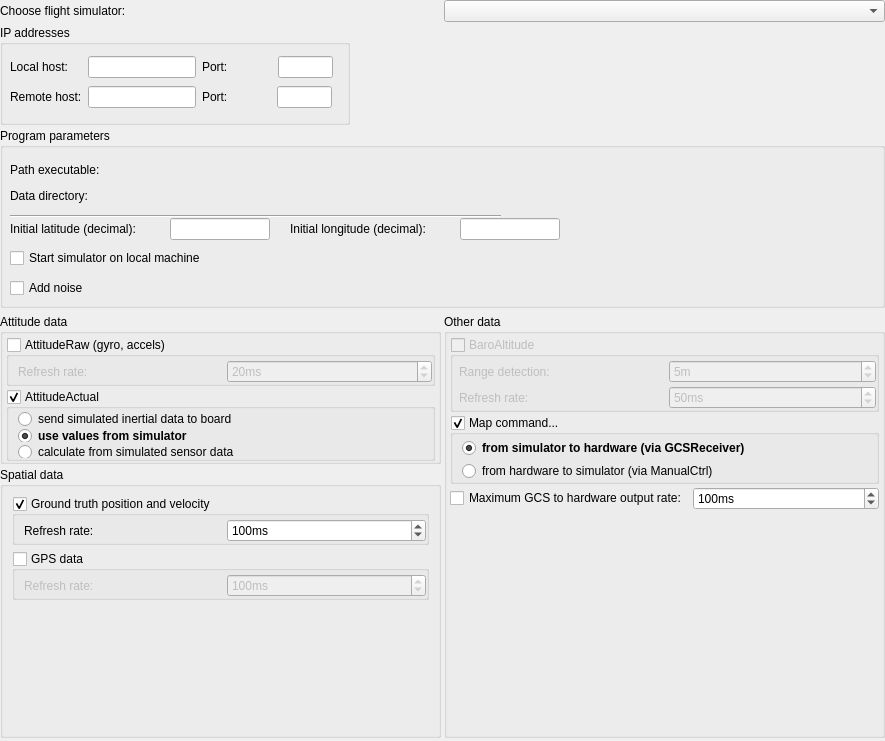
openpilot/OpenPilot, file ground/openpilotgcs/src/plugins/hitl/hitloptionspage.ui: the form before one commit.
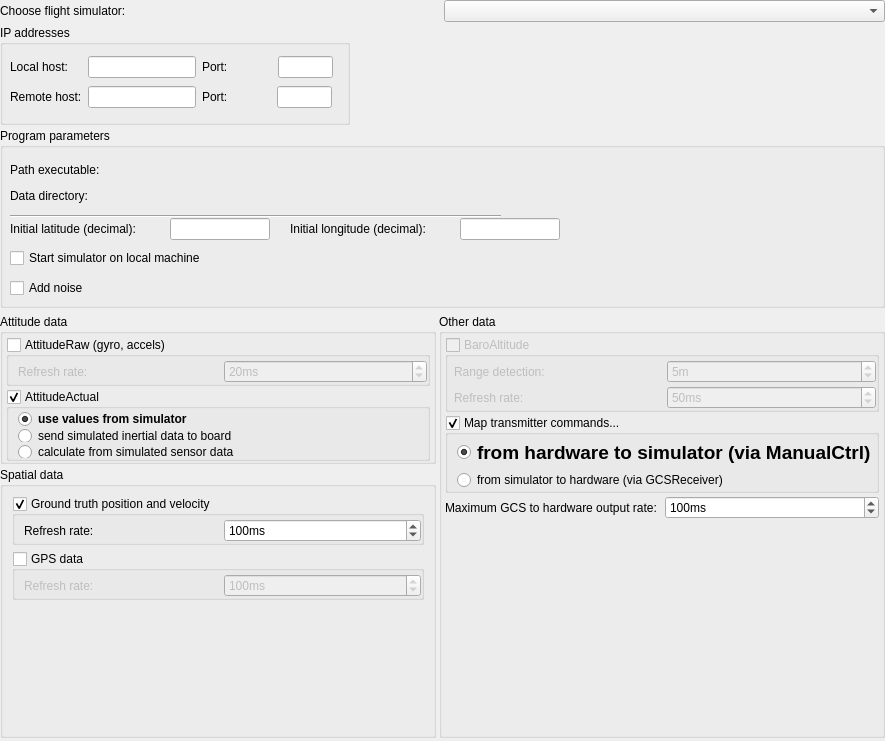
The form after the commit. Custom widgets are drawn as their Qt base class.

Commit message: Implemented gcsReceiver.

Patch:
```diff
--- a/ground/openpilotgcs/src/plugins/hitl/hitloptionspage.ui
+++ b/ground/openpilotgcs/src/plugins/hitl/hitloptionspage.ui
@@ -588,13 +588,6 @@
              <property name="bottomMargin">
               <number>0</number>
              </property>
-             <item>
-              <widget class="QRadioButton" name="attActHW">
-               <property name="text">
-                <string>send simulated inertial data to board</string>
-               </property>
-              </widget>
-             </item>
              <item>
               <widget class="QRadioButton" name="attActSim">
                <property name="font">
@@ -614,6 +607,13 @@
                </property>
               </widget>
              </item>
+             <item>
+              <widget class="QRadioButton" name="attActHW">
+               <property name="text">
+                <string>send simulated inertial data to board</string>
+               </property>
+              </widget>
+             </item>
              <item>
               <widget class="QRadioButton" name="attActCalc">
                <property name="toolTip">
@@ -927,7 +927,7 @@
              <bool>true</bool>
             </property>
             <property name="title">
-             <string>Map command...</string>
+             <string>Map transmitter commands...</string>
             </property>
             <property name="flat">
              <bool>true</bool>
@@ -951,30 +951,34 @@
              <property name="bottomMargin">
               <number>0</number>
              </property>
-             <item>
-              <widget class="QRadioButton" name="gcsReceiverRadioButton">
-               <property name="font">
-                <font>
-                 <weight>75</weight>
-                 <bold>true</bold>
-                </font>
-               </property>
-               <property name="text">
-                <string>from simulator to hardware (via GCSReceiver)</string>
-               </property>
-               <property name="checked">
-                <bool>true</bool>
-               </property>
-              </widget>
-             </item>
              <item>
               <widget class="QRadioButton" name="manualControlRadioButton">
                <property name="enabled">
                 <bool>true</bool>
                </property>
+               <property name="font">
+                <font>
+                 <pointsize>14</pointsize>
+                 <weight>75</weight>
+                 <bold>true</bold>
+                </font>
+               </property>
                <property name="text">
                 <string>from hardware to simulator (via ManualCtrl)</string>
                </property>
+               <property name="checked">
+                <bool>true</bool>
+               </property>
+              </widget>
+             </item>
+             <item>
+              <widget class="QRadioButton" name="gcsReceiverRadioButton">
+               <property name="text">
+                <string>from simulator to hardware (via GCSReceiver)</string>
+               </property>
+               <property name="checked">
+                <bool>false</bool>
+               </property>
               </widget>
              </item>
             </layout>
@@ -986,10 +990,7 @@
              <number>6</number>
             </property>
             <item>
-             <widget class="QCheckBox" name="manualOutput">
-              <property name="enabled">
-               <bool>true</bool>
-              </property>
+             <widget class="QLabel" name="label_3">
               <property name="text">
                <string>Maximum GCS to hardware output rate:</string>
               </property>
```
The commit also changes 9 other files.
